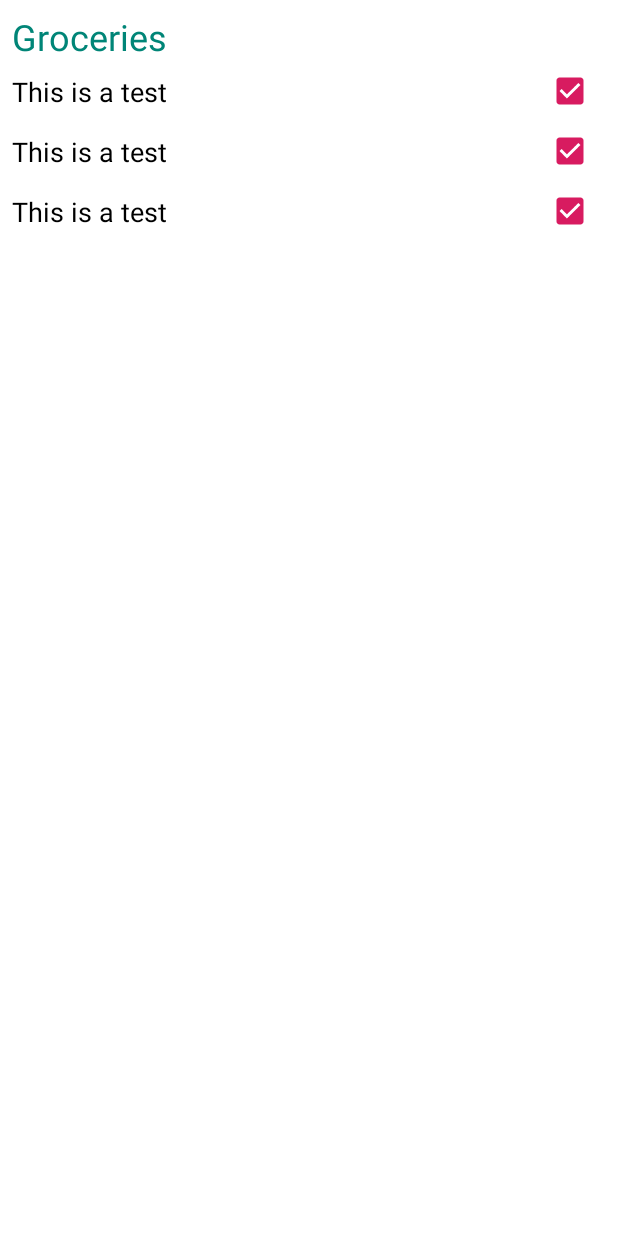
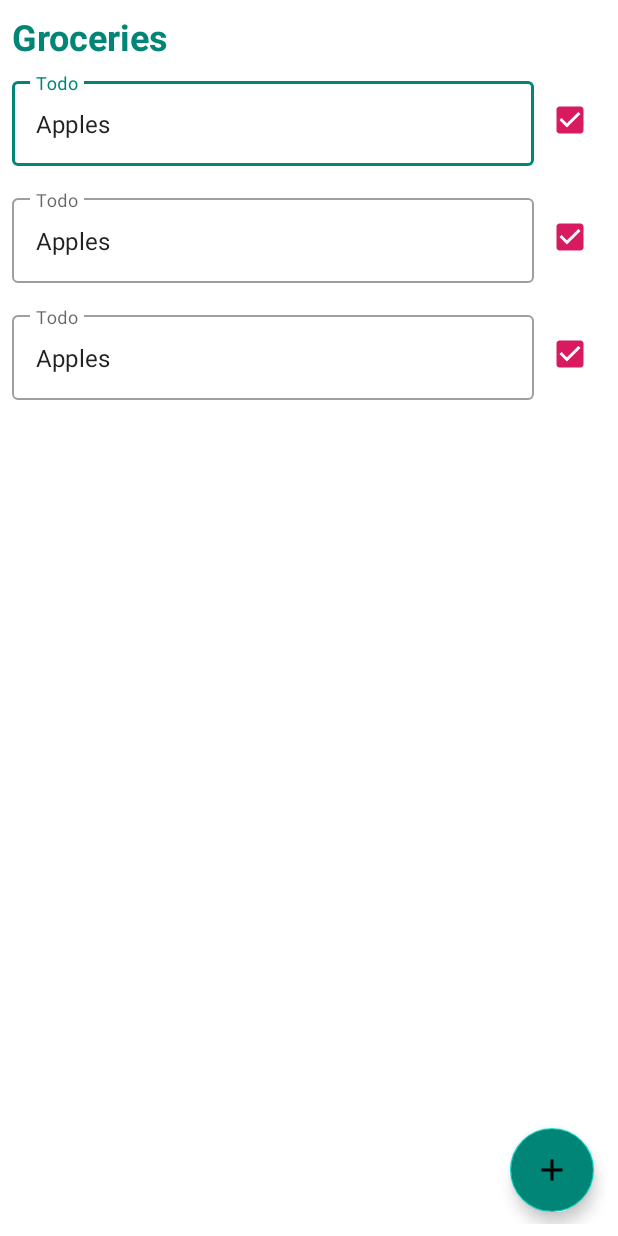
Before and after one commit to Rahkeen/protohype, an Android app: the layout todolist_layout.xml on its own in the app's theme, with its tools: preview values and no code run, on a phone screen of 412 x 824 dp. Run offline under Robolectric (Android 15) with nearby library versions, the phone set to English and light mode, and no system bars.

Commit message:
Adding Add Button

```diff
--- a/app/src/main/java/com/example/todolist/view/TodoListRowViewHolder.kt
+++ b/app/src/main/java/com/example/todolist/view/TodoListRowViewHolder.kt
@@ -7,30 +7,17 @@ import androidx.core.content.ContextCompat
 import androidx.recyclerview.widget.RecyclerView
 import com.example.helloworkflow.R
 import com.example.todolist.domain.Todo
+import com.google.android.material.textfield.TextInputLayout
 
 class TodoListRowViewHolder(view: View) : RecyclerView.ViewHolder(view) {
 
-    private val description = view.findViewById<TextView>(R.id.todolist_row_description)
+    private val description = view.findViewById<TextInputLayout>(R.id.todolist_row_description_layout)
     private val checkbox = view.findViewById<CheckBox>(R.id.todolist_row_checkbox)
 
     fun bind(data: Todo, action: (Int) -> Unit) {
-        description.text = data.description
+        description.editText?.setText(data.description)
         checkbox.isChecked = data.completed
-        if (data.completed) {
-            description.setTextColor(
-                ContextCompat.getColor(
-                    itemView.context,
-                    R.color.gray
-                )
-            )
-        } else {
-            description.setTextColor(
-                ContextCompat.getColor(
-                    itemView.context,
-                    R.color.black
-                )
-            )
-        }
+        description.isEnabled = !data.completed
         checkbox.setOnCheckedChangeListener { _, _ ->
             action(data.index)
         }
--- /dev/null
+++ b/app/src/main/res/drawable/ic_add.xml
@@ -0,0 +1,9 @@
+<vector xmlns:android="http://schemas.android.com/apk/res/android"
+    android:width="24dp"
+    android:height="24dp"
+    android:viewportWidth="24"
+    android:viewportHeight="24">
+  <path
+      android:fillColor="@color/white"
+      android:pathData="M19,13h-6v6h-2v-6H5v-2h6V5h2v6h6v2z"/>
+</vector>
--- a/app/src/main/res/layout/todolist_layout.xml
+++ b/app/src/main/res/layout/todolist_layout.xml
@@ -11,6 +11,7 @@
         android:layout_width="0dp"
         android:layout_height="wrap_content"
         android:textSize="24sp"
+        android:textStyle="bold"
         app:layout_constraintTop_toTopOf="parent"
         app:layout_constraintBottom_toTopOf="@+id/todolist_content"
         app:layout_constraintStart_toStartOf="parent"
@@ -30,4 +31,13 @@
         tools:listitem="@layout/todolist_row_view"
         />
 
+    <com.google.android.material.floatingactionbutton.FloatingActionButton
+        android:layout_width="wrap_content"
+        android:layout_height="wrap_content"
+        android:backgroundTint="@color/colorPrimary"
+        android:layout_margin="8dp"
+        android:src="@drawable/ic_add"
+        app:layout_constraintBottom_toBottomOf="parent"
+        app:layout_constraintEnd_toEndOf="parent" />
+
 </androidx.constraintlayout.widget.ConstraintLayout>
--- a/app/src/main/res/layout/todolist_row_view.xml
+++ b/app/src/main/res/layout/todolist_row_view.xml
@@ -1,33 +1,40 @@
 <?xml version="1.0" encoding="utf-8"?>
-<androidx.constraintlayout.widget.ConstraintLayout
-    xmlns:android="http://schemas.android.com/apk/res/android"
+<androidx.constraintlayout.widget.ConstraintLayout xmlns:android="http://schemas.android.com/apk/res/android"
     xmlns:app="http://schemas.android.com/apk/res-auto"
     xmlns:tools="http://schemas.android.com/tools"
     android:layout_width="match_parent"
-    android:layout_height="40dp">
+    android:layout_height="wrap_content"
+    android:layout_marginTop="8dp"
+    android:layout_marginBottom="8dp">
 
-    <TextView
-        android:id="@+id/todolist_row_description"
+    <com.google.android.material.textfield.TextInputLayout
+        android:id="@+id/todolist_row_description_layout"
+        style="@style/Widget.MaterialComponents.TextInputLayout.OutlinedBox"
         android:layout_width="0dp"
         android:layout_height="wrap_content"
-        android:textSize="18sp"
-        android:textColor="#000000"
-        app:layout_constraintTop_toTopOf="parent"
+        android:hint="Todo"
+        app:boxBackgroundColor="@color/white"
         app:layout_constraintBottom_toBottomOf="parent"
+        app:layout_constraintEnd_toStartOf="@+id/todolist_row_checkbox"
         app:layout_constraintStart_toStartOf="parent"
-        app:layout_constraintEnd_toStartOf="@+id/todolist_row_checkbox"
-        tools:text="This is a test"
-        />
+        app:layout_constraintTop_toTopOf="parent">
+
+        <com.google.android.material.textfield.TextInputEditText
+            android:id="@+id/todolist_row_description"
+            android:layout_width="match_parent"
+            android:layout_height="wrap_content"
+            tools:text="Apples" />
+
+    </com.google.android.material.textfield.TextInputLayout>
 
     <CheckBox
         android:id="@+id/todolist_row_checkbox"
         android:layout_width="wrap_content"
         android:layout_height="wrap_content"
-        app:layout_constraintStart_toEndOf="@+id/todolist_row_description"
+        app:layout_constraintBottom_toBottomOf="parent"
         app:layout_constraintEnd_toEndOf="parent"
+        app:layout_constraintStart_toEndOf="@+id/todolist_row_description_layout"
         app:layout_constraintTop_toTopOf="parent"
-        app:layout_constraintBottom_toBottomOf="parent"
-        tools:checked="true"
-        />
+        tools:checked="true" />
 
 </androidx.constraintlayout.widget.ConstraintLayout>
--- a/app/src/main/res/values/colors.xml
+++ b/app/src/main/res/values/colors.xml
@@ -5,5 +5,6 @@
   <color name="colorAccent">#D81B60</color>
 
   <color name="black">#000000</color>
+  <color name="white">#FFFFFF</color>
   <color name="gray">#888888</color>
 </resources>
```
